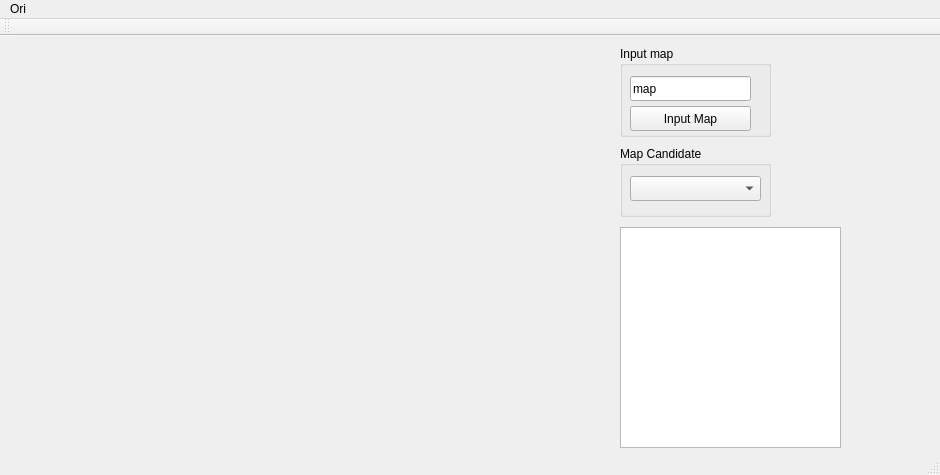
This is include/topo/UI/topoui.ui in StumboEugen/topology_map as Qt 5 draws it before an edit. The edited form follows.
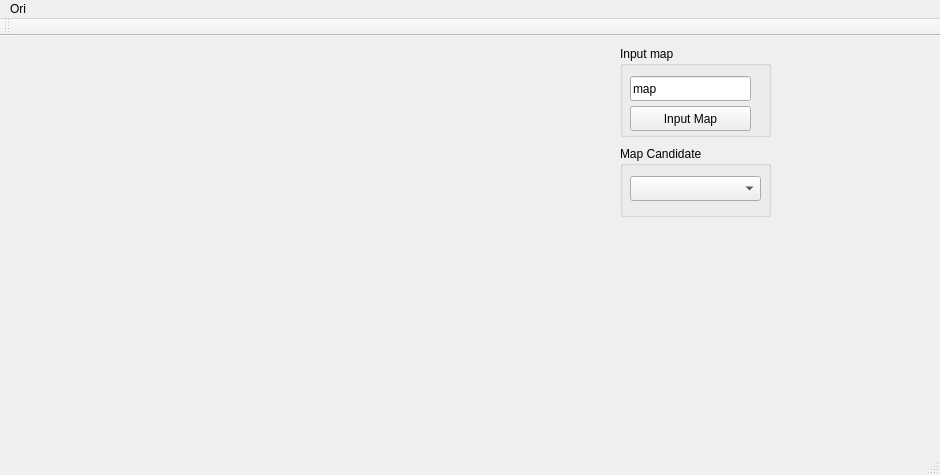
This is the edited form.

```diff
--- a/include/topo/UI/topoui.ui
+++ b/include/topo/UI/topoui.ui
@@ -88,16 +88,6 @@
      </property>
     </widget>
    </widget>
-   <widget class="QGraphicsView" name="nodeGView">
-    <property name="geometry">
-     <rect>
-      <x>620</x>
-      <y>191</y>
-      <width>221</width>
-      <height>221</height>
-     </rect>
-    </property>
-   </widget>
   </widget>
   <widget class="QMenuBar" name="menuBar">
    <property name="geometry">
```
